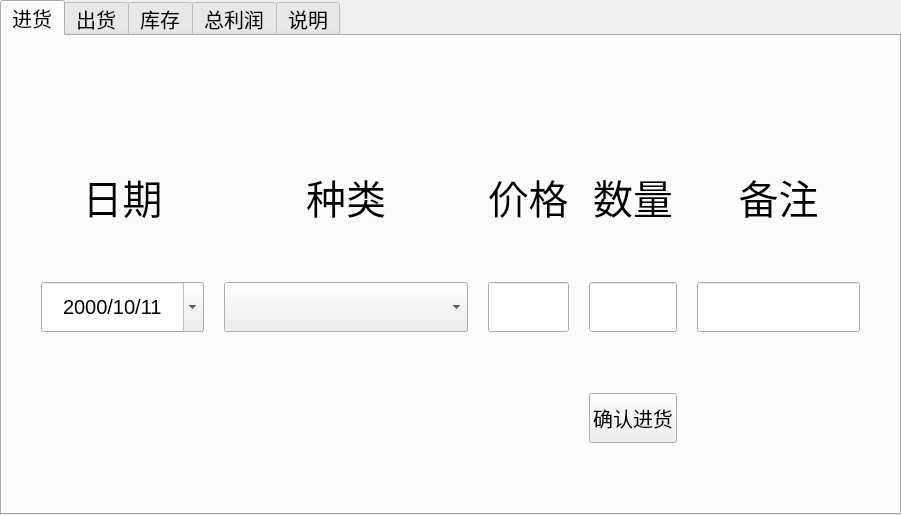
This is mainwidget.ui in XHApplet/GoodsManage as Qt 5 draws it before an edit. The edited form follows.
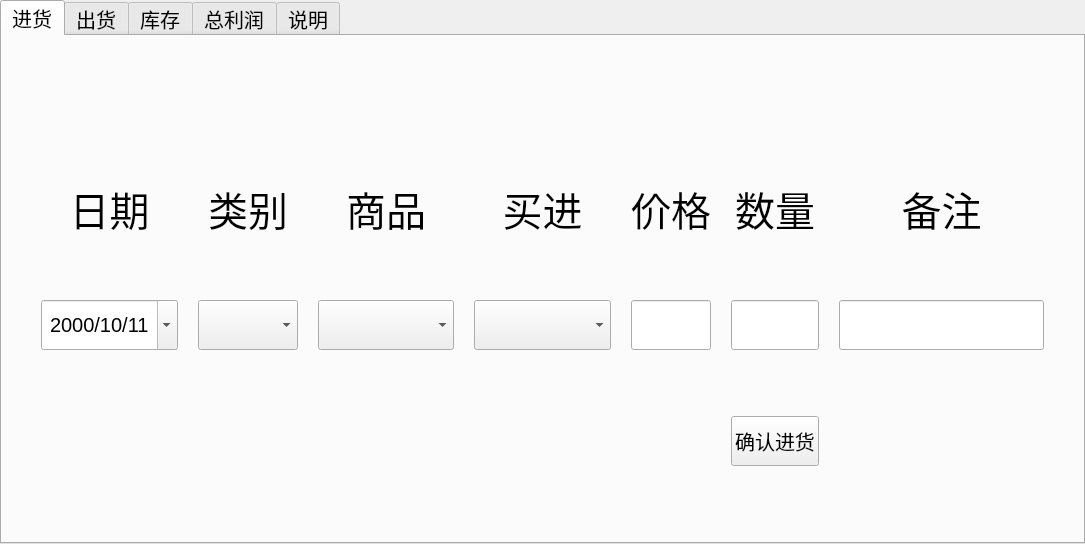
This is the edited form. The open tabs and pages were chosen to show the change. Custom widgets are drawn as their Qt base class.

The edit to the form file:
```diff
--- a/mainwidget.ui
+++ b/mainwidget.ui
@@ -6,8 +6,8 @@
    <rect>
     <x>0</x>
     <y>0</y>
-    <width>901</width>
-    <height>515</height>
+    <width>1085</width>
+    <height>544</height>
    </rect>
   </property>
   <property name="font">
@@ -33,7 +33,7 @@
    </attribute>
    <layout class="QVBoxLayout" name="verticalLayout">
     <item>
-     <layout class="QGridLayout" name="gridLayout" rowstretch="1,2,7,2" columnstretch="2,3,1,1,2" rowminimumheight="1,2,3,4" columnminimumwidth="1,2,3,4,0">
+     <layout class="QGridLayout" name="gridLayout" rowstretch="1,2,7,2" columnstretch="2,1,2,2,1,1,3" rowminimumheight="1,1,1,1" columnminimumwidth="1,2,3,4,5,6,0">
       <property name="sizeConstraint">
        <enum>QLayout::SetDefaultConstraint</enum>
       </property>
@@ -52,7 +52,7 @@
       <property name="spacing">
        <number>20</number>
       </property>
-      <item row="1" column="2">
+      <item row="1" column="4">
        <widget class="QLabel" name="label_3">
         <property name="font">
          <font>
@@ -67,8 +67,8 @@
         </property>
        </widget>
       </item>
-      <item row="2" column="3">
-       <widget class="QLineEdit" name="lineEditNum">
+      <item row="2" column="5">
+       <widget class="QLineEdit" name="lineEditInputNum">
         <property name="minimumSize">
          <size>
           <width>0</width>
@@ -83,19 +83,6 @@
         </property>
        </widget>
       </item>
-      <item row="3" column="0">
-       <spacer name="verticalSpacer_3">
-        <property name="orientation">
-         <enum>Qt::Vertical</enum>
-        </property>
-        <property name="sizeHint" stdset="0">
-         <size>
-          <width>20</width>
-          <height>40</height>
-         </size>
-        </property>
-       </spacer>
-      </item>
       <item row="0" column="0">
        <spacer name="verticalSpacer">
         <property name="orientation">
@@ -109,6 +96,21 @@
         </property>
        </spacer>
       </item>
+      <item row="2" column="2">
+       <widget class="ExtendedComboBox" name="comboBoxInputGoods">
+        <property name="minimumSize">
+         <size>
+          <width>0</width>
+          <height>50</height>
+         </size>
+        </property>
+        <property name="font">
+         <font>
+          <pointsize>15</pointsize>
+         </font>
+        </property>
+       </widget>
+      </item>
       <item row="2" column="0">
        <widget class="CCustomDateEdit" name="dateEdit">
         <property name="minimumSize">
@@ -175,41 +177,21 @@
         </property>
        </widget>
       </item>
-      <item row="1" column="1">
-       <widget class="QLabel" name="label_2">
-        <property name="font">
-         <font>
-          <pointsize>30</pointsize>
-         </font>
+      <item row="3" column="0">
+       <spacer name="verticalSpacer_3">
+        <property name="orientation">
+         <enum>Qt::Vertical</enum>
         </property>
-        <property name="layoutDirection">
-         <enum>Qt::LeftToRight</enum>
+        <property name="sizeHint" stdset="0">
+         <size>
+          <width>20</width>
+          <height>40</height>
+         </size>
         </property>
-        <property name="text">
-         <string>种类</string>
-        </property>
-        <property name="alignment">
-         <set>Qt::AlignCenter</set>
-        </property>
-       </widget>
+       </spacer>
       </item>
-      <item row="1" column="3">
-       <widget class="QLabel" name="label_4">
-        <property name="font">
-         <font>
-          <pointsize>30</pointsize>
-         </font>
-        </property>
-        <property name="text">
-         <string>数量</string>
-        </property>
-        <property name="alignment">
-         <set>Qt::AlignCenter</set>
-        </property>
-       </widget>
-      </item>
-      <item row="2" column="2">
-       <widget class="QLineEdit" name="lineEditPrice">
+      <item row="2" column="4">
+       <widget class="QLineEdit" name="lineEditInputPrice">
         <property name="minimumSize">
          <size>
           <width>0</width>
@@ -227,18 +209,8 @@
         </property>
        </widget>
       </item>
-      <item row="2" column="1">
-       <widget class="ExtendedComboBox" name="comboBoxType">
-        <property name="minimumSize">
-         <size>
-          <width>0</width>
-          <height>50</height>
-         </size>
-        </property>
-       </widget>
-      </item>
-      <item row="3" column="3">
-       <widget class="QPushButton" name="ConfirmButton">
+      <item row="3" column="5">
+       <widget class="QPushButton" name="pushButtonInput">
         <property name="enabled">
          <bool>true</bool>
         </property>
@@ -253,8 +225,41 @@
         </property>
        </widget>
       </item>
-      <item row="2" column="4">
-       <widget class="QLineEdit" name="lineEditRemark">
+      <item row="1" column="2">
+       <widget class="QLabel" name="label_2">
+        <property name="font">
+         <font>
+          <pointsize>30</pointsize>
+         </font>
+        </property>
+        <property name="layoutDirection">
+         <enum>Qt::LeftToRight</enum>
+        </property>
+        <property name="text">
+         <string>商品</string>
+        </property>
+        <property name="alignment">
+         <set>Qt::AlignCenter</set>
+        </property>
+       </widget>
+      </item>
+      <item row="1" column="5">
+       <widget class="QLabel" name="label_4">
+        <property name="font">
+         <font>
+          <pointsize>30</pointsize>
+         </font>
+        </property>
+        <property name="text">
+         <string>数量</string>
+        </property>
+        <property name="alignment">
+         <set>Qt::AlignCenter</set>
+        </property>
+       </widget>
+      </item>
+      <item row="2" column="6">
+       <widget class="QLineEdit" name="lineEditInputRemark">
         <property name="minimumSize">
          <size>
           <width>0</width>
@@ -263,7 +268,7 @@
         </property>
        </widget>
       </item>
-      <item row="1" column="4">
+      <item row="1" column="6">
        <widget class="QLabel" name="label_5">
         <property name="font">
          <font>
@@ -278,6 +283,69 @@
         </property>
        </widget>
       </item>
+      <item row="2" column="1">
+       <widget class="ExtendedComboBox" name="comboBoxInputType">
+        <property name="minimumSize">
+         <size>
+          <width>0</width>
+          <height>50</height>
+         </size>
+        </property>
+        <property name="font">
+         <font>
+          <pointsize>15</pointsize>
+         </font>
+        </property>
+        <property name="sizeAdjustPolicy">
+         <enum>QComboBox::AdjustToContentsOnFirstShow</enum>
+        </property>
+       </widget>
+      </item>
+      <item row="1" column="1">
+       <widget class="QLabel" name="label_13">
+        <property name="font">
+         <font>
+          <pointsize>30</pointsize>
+         </font>
+        </property>
+        <property name="text">
+         <string>类别</string>
+        </property>
+        <property name="alignment">
+         <set>Qt::AlignCenter</set>
+        </property>
+       </widget>
+      </item>
+      <item row="1" column="3">
+       <widget class="QLabel" name="label_14">
+        <property name="font">
+         <font>
+          <pointsize>30</pointsize>
+         </font>
+        </property>
+        <property name="text">
+         <string>买进</string>
+        </property>
+        <property name="alignment">
+         <set>Qt::AlignCenter</set>
+        </property>
+       </widget>
+      </item>
+      <item row="2" column="3">
+       <widget class="ExtendedComboBox" name="comboBoxInputBuyer">
+        <property name="minimumSize">
+         <size>
+          <width>0</width>
+          <height>50</height>
+         </size>
+        </property>
+        <property name="font">
+         <font>
+          <pointsize>15</pointsize>
+         </font>
+        </property>
+       </widget>
+      </item>
      </layout>
     </item>
    </layout>
```
Left out of the diff: 243 changed lines with no effect on the pictures.
